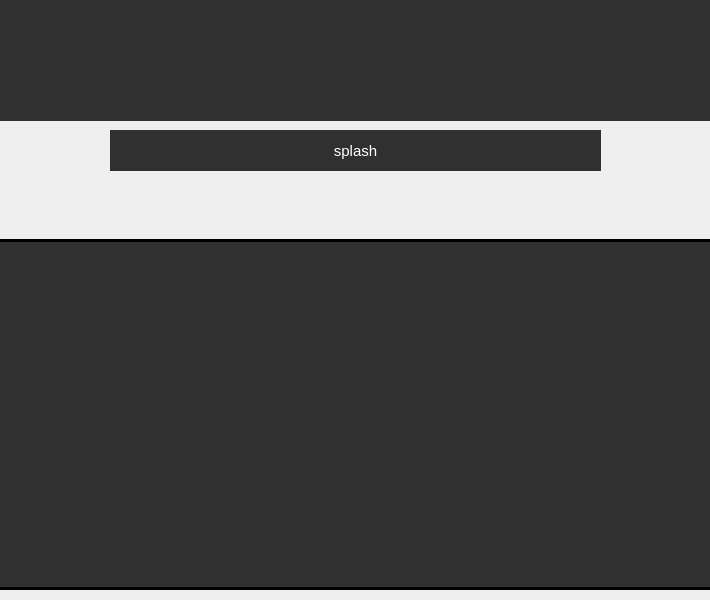
Before: the Qt Designer form src/views/dashboardview.ui in minorleaguegrayonassociates/GrayonSlam, drawn with Qt 5.
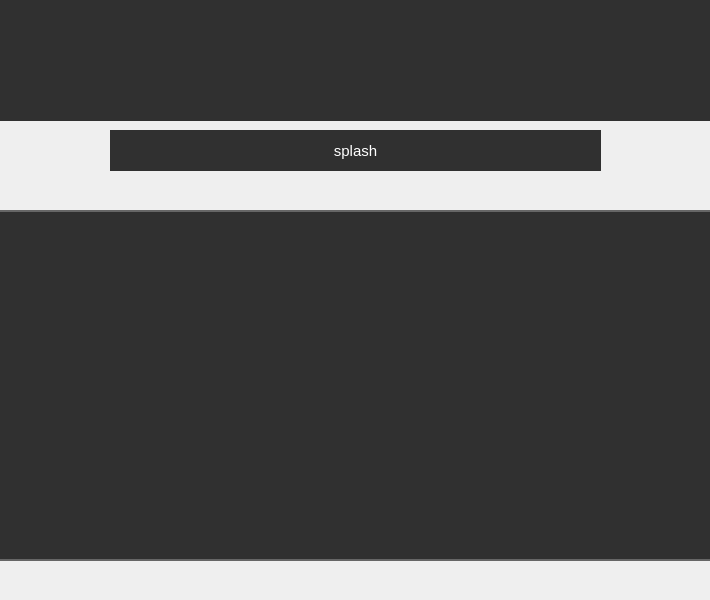
After: the same form once the commit is applied. Icons and pictures are not drawn.

Commit message: Add icon to logo. Change border color of slideshow

```diff
--- a/src/views/dashboardview.ui
+++ b/src/views/dashboardview.ui
@@ -17,7 +17,7 @@
    <property name="geometry">
     <rect>
      <x>0</x>
-     <y>239</y>
+     <y>210</y>
      <width>711</width>
      <height>351</height>
     </rect>
@@ -25,8 +25,8 @@
    <property name="styleSheet">
     <string notr="true">QWidget
 {
-	border-top: 3px solid black;
-	border-bottom: 3px solid black;
+	border-top: 2px solid #666666;
+	border-bottom: 2px solid #666666;
 	background-color: #303030;
 }</string>
    </property>
```
The commit also changes 1 other file.
